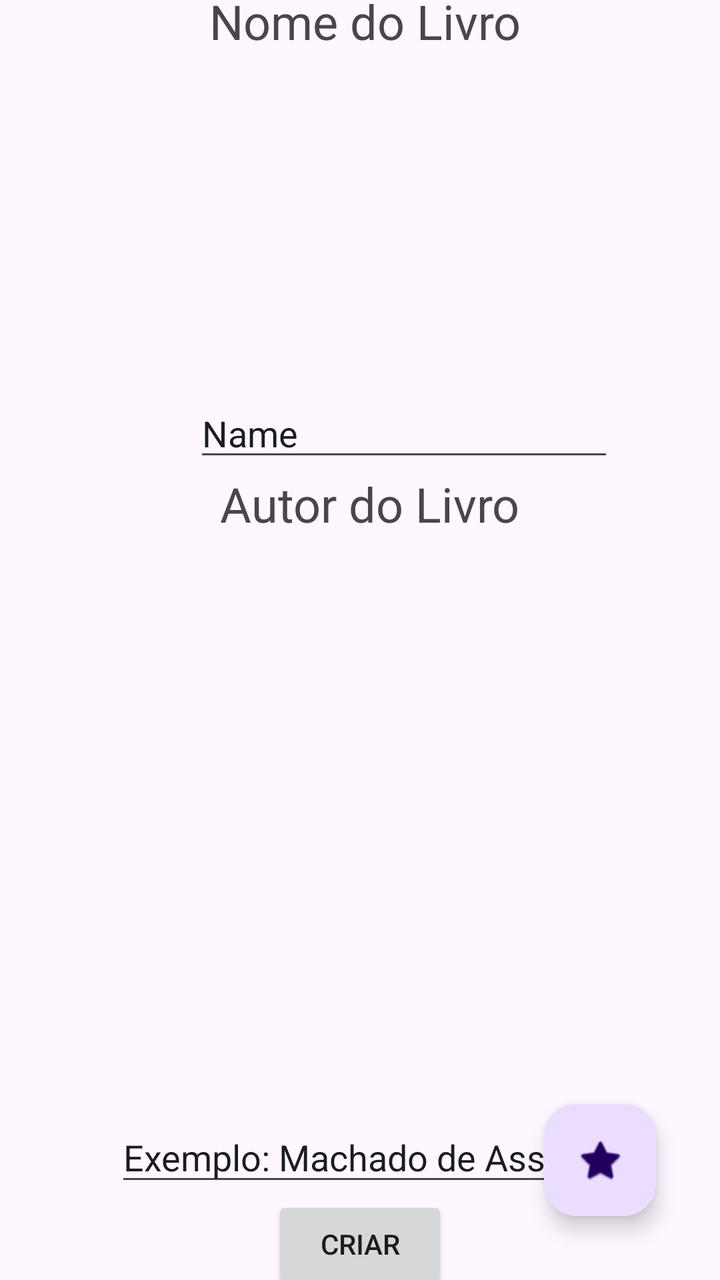
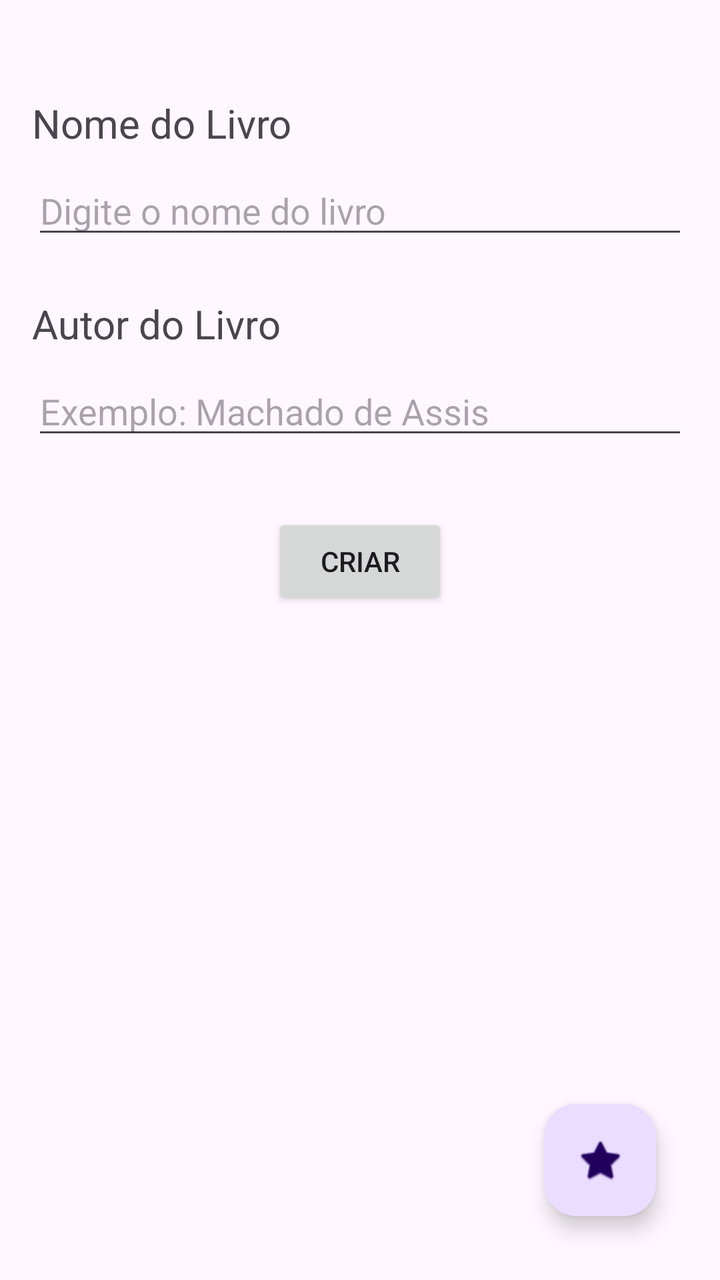

Screens rendered from an Android XML layout before and after an edit, with the pre-edit source and the edit as a unified diff.
<!-- AndroidManifest.xml: application theme Theme.AppTelas -->
<!-- res/layout/activity_main.xml -->
<?xml version="1.0" encoding="utf-8"?>
<androidx.constraintlayout.widget.ConstraintLayout xmlns:android="http://schemas.android.com/apk/res/android"
    xmlns:app="http://schemas.android.com/apk/res-auto"
    xmlns:tools="http://schemas.android.com/tools"
    android:id="@+id/main"
    android:layout_width="match_parent"
    android:layout_height="match_parent"
    tools:context=".MainActivity">

    <TextView
        android:id="@+id/textView3"
        android:layout_width="wrap_content"
        android:layout_height="wrap_content"
        android:text="Autor do Livro"
        android:textSize="24sp"
        app:layout_constraintBottom_toTopOf="@+id/input_nome_autor_livro"
        app:layout_constraintEnd_toEndOf="parent"
        app:layout_constraintHorizontal_bias="0.524"
        app:layout_constraintStart_toStartOf="parent"
        app:layout_constraintTop_toBottomOf="@+id/input_nome_livro"
        app:layout_constraintVertical_bias="0.5" />

    <TextView
        android:id="@+id/textView2"
        android:layout_width="wrap_content"
        android:layout_height="wrap_content"
        android:text="Nome do Livro"
        android:textSize="24sp"
        app:layout_constraintBottom_toTopOf="@+id/input_nome_livro"
        app:layout_constraintEnd_toEndOf="parent"
        app:layout_constraintHorizontal_bias="0.513"
        app:layout_constraintStart_toStartOf="parent"
        app:layout_constraintTop_toTopOf="parent"
        app:layout_constraintVertical_bias="0.5" />

    <com.google.android.material.floatingactionbutton.FloatingActionButton
        android:id="@+id/fab_avanca"
        android:layout_width="wrap_content"
        android:layout_height="wrap_content"
        android:layout_marginEnd="32dp"
        android:layout_marginBottom="32dp"
        android:clickable="true"
        android:contentDescription="Encaminha para a segunda tela"
        app:layout_constraintBottom_toBottomOf="parent"
        app:layout_constraintEnd_toEndOf="parent"
        app:srcCompat="@android:drawable/btn_star_big_on" />

    <EditText
        android:id="@+id/input_nome_livro"
        android:layout_width="wrap_content"
        android:layout_height="wrap_content"
        android:layout_marginStart="44dp"
        android:layout_marginTop="168dp"
        android:ems="10"
        android:inputType="text"
        android:text="Name"
        app:layout_constraintBottom_toTopOf="@+id/textView3"
        app:layout_constraintEnd_toEndOf="parent"
        app:layout_constraintHorizontal_bias="0.5"
        app:layout_constraintStart_toStartOf="parent"
        app:layout_constraintTop_toBottomOf="@+id/textView2"
        app:layout_constraintVertical_bias="0.5" />

    <EditText
        android:id="@+id/input_nome_autor_livro"
        android:layout_width="260dp"
        android:layout_height="42dp"
        android:layout_marginStart="40dp"
        android:layout_marginTop="288dp"
        android:ems="10"
        android:inputType="text"
        android:text="Exemplo: Machado de Assis"
        app:layout_constraintBottom_toTopOf="@+id/button_criar"
        app:layout_constraintEnd_toEndOf="parent"
        app:layout_constraintHorizontal_bias="0.297"
        app:layout_constraintStart_toStartOf="parent"
        app:layout_constraintTop_toBottomOf="@+id/textView3"
        app:layout_constraintVertical_bias="0.5" />

    <Button
        android:id="@+id/button_criar"
        android:layout_width="wrap_content"
        android:layout_height="wrap_content"
        android:text="Criar"
        app:layout_constraintBottom_toBottomOf="parent"
        app:layout_constraintEnd_toEndOf="parent"
        app:layout_constraintHorizontal_bias="0.5"
        app:layout_constraintStart_toStartOf="parent"
        app:layout_constraintTop_toBottomOf="@+id/input_nome_autor_livro"
        app:layout_constraintVertical_bias="0.5" />

</androidx.constraintlayout.widget.ConstraintLayout>
<!-- resources referenced by this layout -->
<resources>
  <style name="Theme.AppTelas" parent="Base.Theme.AppTelas" />
  <style name="Base.Theme.AppTelas" parent="Theme.Material3.DayNight.NoActionBar">
          
          
      </style>
</resources>

<!-- the commit's change to res/layout/activity_main.xml (unified diff, before → after) -->
@@ -5,88 +5,74 @@
     android:id="@+id/main"
     android:layout_width="match_parent"
     android:layout_height="match_parent"
+    android:padding="16dp"
     tools:context=".MainActivity">
+
+    <TextView
+        android:id="@+id/textView2"
+        android:layout_width="wrap_content"
+        android:layout_height="wrap_content"
+        android:layout_marginTop="32dp"
+        android:text="Nome do Livro"
+        android:textSize="20sp"
+        app:layout_constraintStart_toStartOf="parent"
+        app:layout_constraintTop_toTopOf="parent" />
+
+    <EditText
+        android:id="@+id/input_nome_livro"
+        android:layout_width="0dp"
+        android:layout_height="wrap_content"
+        android:layout_marginTop="8dp"
+        android:ems="10"
+        android:hint="Digite o nome do livro"
+        android:inputType="text"
+        app:layout_constraintEnd_toEndOf="parent"
+        app:layout_constraintStart_toStartOf="parent"
+        app:layout_constraintTop_toBottomOf="@+id/textView2" />
 
     <TextView
         android:id="@+id/textView3"
         android:layout_width="wrap_content"
         android:layout_height="wrap_content"
+        android:layout_marginTop="24dp"
         android:text="Autor do Livro"
-        android:textSize="24sp"
-        app:layout_constraintBottom_toTopOf="@+id/input_nome_autor_livro"
+        android:textSize="20sp"
+        app:layout_constraintStart_toStartOf="parent"
+        app:layout_constraintTop_toBottomOf="@+id/input_nome_livro" />
+
+    <EditText
+        android:id="@+id/input_nome_autor_livro"
+        android:layout_width="0dp"
+        android:layout_height="wrap_content"
+        android:layout_marginTop="8dp"
+        android:ems="10"
+        android:hint="Exemplo: Machado de Assis"
+        android:inputType="text"
         app:layout_constraintEnd_toEndOf="parent"
-        app:layout_constraintHorizontal_bias="0.524"
         app:layout_constraintStart_toStartOf="parent"
-        app:layout_constraintTop_toBottomOf="@+id/input_nome_livro"
-        app:layout_constraintVertical_bias="0.5" />
+        app:layout_constraintTop_toBottomOf="@+id/textView3" />
 
-    <TextView
-        android:id="@+id/textView2"
+    <Button
+        android:id="@+id/button_criar"
         android:layout_width="wrap_content"
         android:layout_height="wrap_content"
-        android:text="Nome do Livro"
-        android:textSize="24sp"
-        app:layout_constraintBottom_toTopOf="@+id/input_nome_livro"
+        android:layout_marginTop="32dp"
+        android:text="Criar"
         app:layout_constraintEnd_toEndOf="parent"
-        app:layout_constraintHorizontal_bias="0.513"
         app:layout_constraintStart_toStartOf="parent"
-        app:layout_constraintTop_toTopOf="parent"
-        app:layout_constraintVertical_bias="0.5" />
+        app:layout_constraintTop_toBottomOf="@+id/input_nome_autor_livro" />
 
     <com.google.android.material.floatingactionbutton.FloatingActionButton
         android:id="@+id/fab_avanca"
         android:layout_width="wrap_content"
         android:layout_height="wrap_content"
-        android:layout_marginEnd="32dp"
-        android:layout_marginBottom="32dp"
+        android:layout_marginEnd="16dp"
+        android:layout_marginBottom="16dp"
         android:clickable="true"
+        android:focusTable="true"
         android:contentDescription="Encaminha para a segunda tela"
         app:layout_constraintBottom_toBottomOf="parent"
         app:layout_constraintEnd_toEndOf="parent"
         app:srcCompat="@android:drawable/btn_star_big_on" />
 
-    <EditText
-        android:id="@+id/input_nome_livro"
-        android:layout_width="wrap_content"
-        android:layout_height="wrap_content"
-        android:layout_marginStart="44dp"
-        android:layout_marginTop="168dp"
-        android:ems="10"
-        android:inputType="text"
-        android:text="Name"
-        app:layout_constraintBottom_toTopOf="@+id/textView3"
-        app:layout_constraintEnd_toEndOf="parent"
-        app:layout_constraintHorizontal_bias="0.5"
-        app:layout_constraintStart_toStartOf="parent"
-        app:layout_constraintTop_toBottomOf="@+id/textView2"
-        app:layout_constraintVertical_bias="0.5" />
-
-    <EditText
-        android:id="@+id/input_nome_autor_livro"
-        android:layout_width="260dp"
-        android:layout_height="42dp"
-        android:layout_marginStart="40dp"
-        android:layout_marginTop="288dp"
-        android:ems="10"
-        android:inputType="text"
-        android:text="Exemplo: Machado de Assis"
-        app:layout_constraintBottom_toTopOf="@+id/button_criar"
-        app:layout_constraintEnd_toEndOf="parent"
-        app:layout_constraintHorizontal_bias="0.297"
-        app:layout_constraintStart_toStartOf="parent"
-        app:layout_constraintTop_toBottomOf="@+id/textView3"
-        app:layout_constraintVertical_bias="0.5" />
-
-    <Button
-        android:id="@+id/button_criar"
-        android:layout_width="wrap_content"
-        android:layout_height="wrap_content"
-        android:text="Criar"
-        app:layout_constraintBottom_toBottomOf="parent"
-        app:layout_constraintEnd_toEndOf="parent"
-        app:layout_constraintHorizontal_bias="0.5"
-        app:layout_constraintStart_toStartOf="parent"
-        app:layout_constraintTop_toBottomOf="@+id/input_nome_autor_livro"
-        app:layout_constraintVertical_bias="0.5" />
-
 </androidx.constraintlayout.widget.ConstraintLayout>
